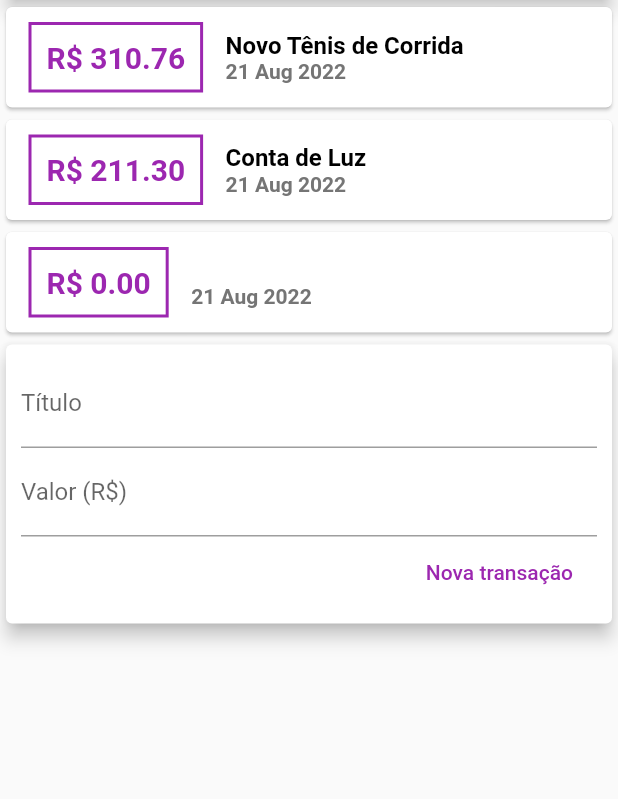
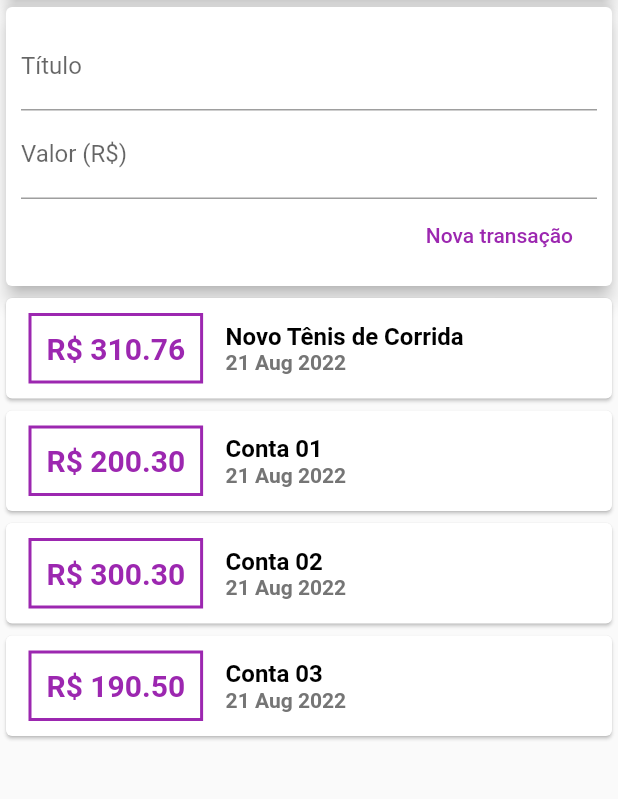
Before and after one commit to eugustavokeller/DevMobile, a Flutter app: the screen it shows after launch, after a tap on "Nova transação", on a phone screen of 412 x 824 dp, the part 119-918 px from its top. Run offline on Flutter 3.47's test engine with Material 2 defaults, Android fonts, the phone set to English and light mode, and no system bars.

Commit message:
SingleChildScrollView
SingleChildScrollView for scroll screen

```diff
--- a/curso_flutter/expenses/lib/components/transaction_list.dart
+++ b/curso_flutter/expenses/lib/components/transaction_list.dart
@@ -9,7 +9,10 @@ class TransactionList extends StatelessWidget {
 
   @override
   Widget build(BuildContext context) {
-    return Column(
+    return Container(
+      height: 300,
+      child: SingleChildScrollView(
+        child: Column(
           children: transactions.map((tr) {
             return Card(
               child: Row(
@@ -61,6 +64,8 @@ class TransactionList extends StatelessWidget {
               ),
             );
           }).toList(),
+        ),
+      ),
     );
   }
 }
--- a/curso_flutter/expenses/lib/components/transaction_user.dart
+++ b/curso_flutter/expenses/lib/components/transaction_user.dart
@@ -26,8 +26,38 @@ class _TransactionUserState extends State<TransactionUser> {
     ),
     Transaction(
       id: 't2',
-      title: 'Conta de Luz',
-      value: 211.30,
+      title: 'Conta 01',
+      value: 200.30,
+      date: DateTime.now(),
+    ),
+    Transaction(
+      id: 't3',
+      title: 'Conta 02',
+      value: 300.30,
+      date: DateTime.now(),
+    ),
+    Transaction(
+      id: 't4',
+      title: 'Conta 03',
+      value: 190.50,
+      date: DateTime.now(),
+    ),
+    Transaction(
+      id: 't5',
+      title: 'Conta 04',
+      value: 900.00,
+      date: DateTime.now(),
+    ),
+    Transaction(
+      id: 't6',
+      title: 'Conta 05',
+      value: 700.20,
+      date: DateTime.now(),
+    ),
+    Transaction(
+      id: 't7',
+      title: 'Conta 06',
+      value: 100.98,
       date: DateTime.now(),
     ),
   ];
@@ -49,8 +79,8 @@ class _TransactionUserState extends State<TransactionUser> {
   Widget build(BuildContext context) {
     return Column(
       children: <Widget>[
+        TransactionForm(_addTransaction),
         TransactionList(_transactions),
-        TransactionForm(_addTransaction),
       ],
     );
   }
--- a/curso_flutter/expenses/lib/main.dart
+++ b/curso_flutter/expenses/lib/main.dart
@@ -20,7 +20,8 @@ class MyHomePage extends StatelessWidget {
         centerTitle: true,
         title: Text('Despesas Pessoais'),
       ),
-      body: Column(
+      body: SingleChildScrollView(
+        child: Column(
           crossAxisAlignment: CrossAxisAlignment.stretch,
           children: <Widget>[
             Container(
@@ -33,6 +34,7 @@ class MyHomePage extends StatelessWidget {
             TransactionUser(),
           ],
         ),
+      ),
     );
   }
 }
```
Lines whose indentation alone changed are shown as unchanged.
